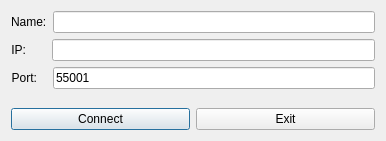
Before: the Qt Designer form TCP_Chat_Client/connectiondialog.ui in Skau/TCPChat, drawn with Qt 5.
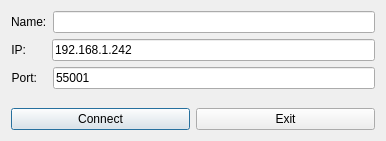
After: the same form once the commit is applied.

```diff
--- a/TCP_Chat_Client/connectiondialog.ui
+++ b/TCP_Chat_Client/connectiondialog.ui
@@ -70,7 +70,7 @@
          <item>
           <widget class="QLineEdit" name="line_IP">
            <property name="text">
-            <string/>
+            <string>192.168.1.242</string>
            </property>
            <property name="placeholderText">
             <string/>
```
